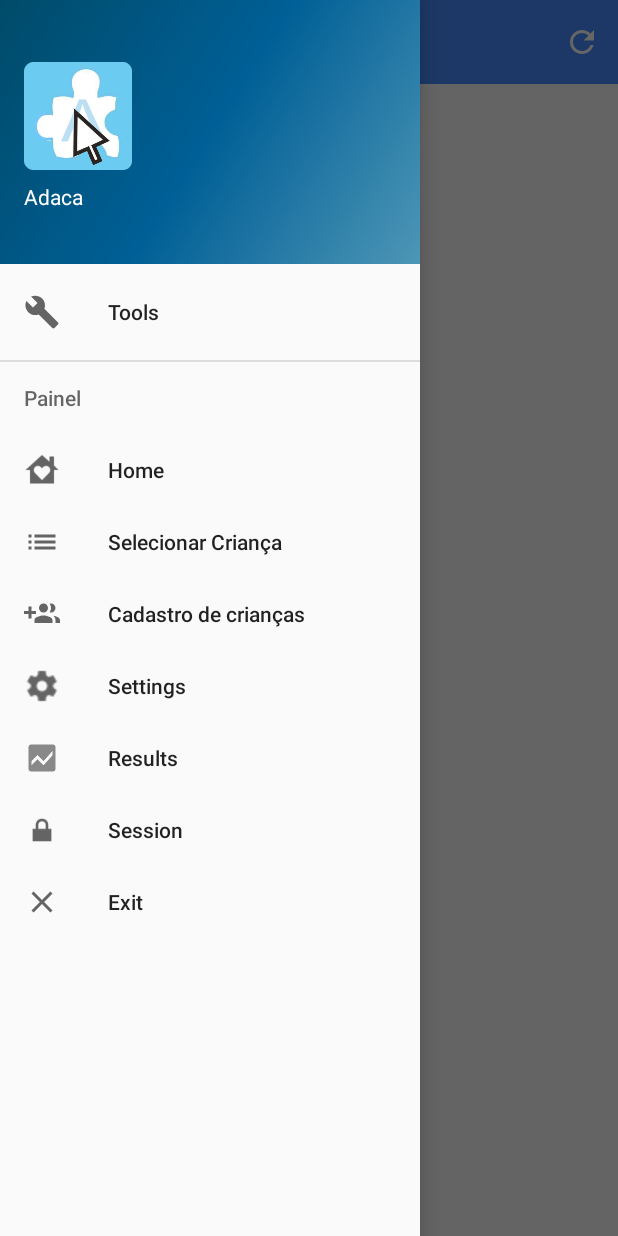
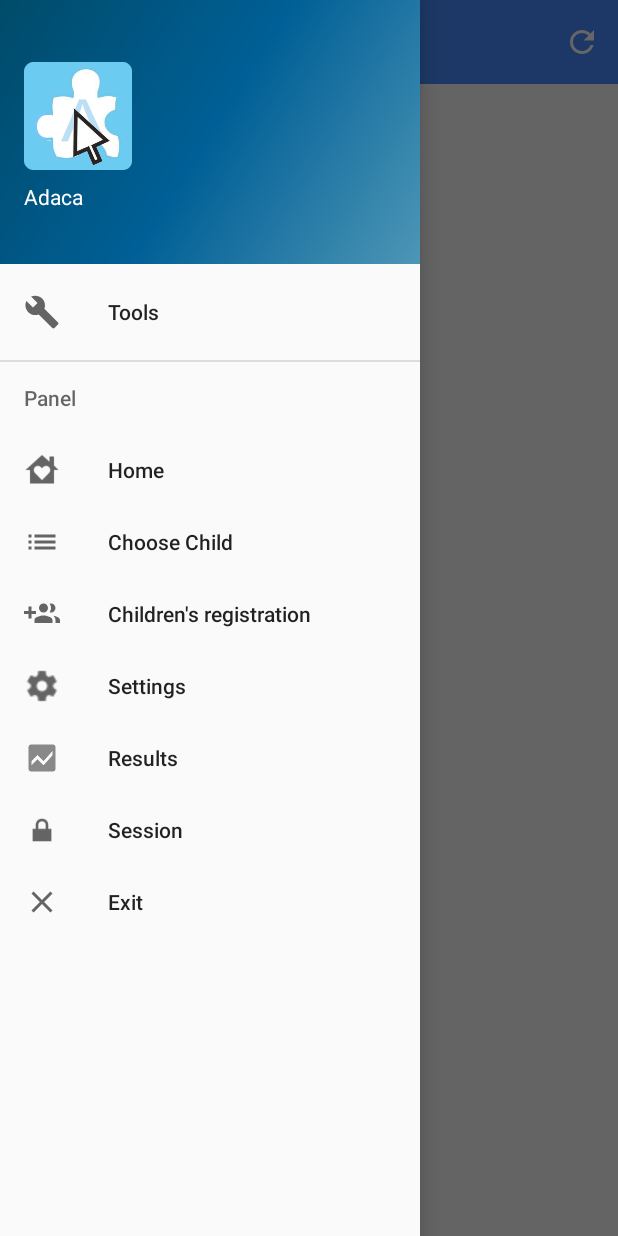
Before and after one commit to BrunodaSilvaMachado/AdacaLite, an Android app: the screen it shows after launch (MainActivity), with the side drawer open, on a phone screen of 412 x 824 dp. Run offline under Robolectric (Android 15) with nearby library versions, the phone set to English and light mode, and no system bars; pictures from the network do not load.

Commit message:
Menu lateral foi traduzido

```diff
--- a/app/src/main/res/menu/activity_main_drawer.xml
+++ b/app/src/main/res/menu/activity_main_drawer.xml
@@ -7,43 +7,43 @@
         <item
                 android:id="@+id/nav_manage"
                 android:icon="@drawable/ic_menu_manage"
-                android:title="Tools"/>
+                android:title="@string/tools"/>
     </group>
 
-    <item android:title="Painel">
+    <item android:title="@string/panel">
         <menu>
             <item
                     android:id="@+id/nav_home"
                     android:icon="@drawable/ic_family_24dp"
-                    android:title="Home"/>
+                    android:title="@string/home"/>
             <item
                     android:id="@+id/nav_select"
                     android:icon="@drawable/baseline_list_24"
-                    android:title="Selecionar Criança"/>
+                    android:title="@string/choose_child"/>
             <item
                     android:id="@+id/nav_cadastro"
                     android:icon="@drawable/baseline_group_add_24"
-                    android:title="Cadastro de crianças"/>
+                    android:title="@string/children_s_registration"/>
 
             <item
                     android:id="@+id/nav_settings"
                     android:icon="@drawable/quantum_ic_settings_grey600_24"
-                    android:title="Settings"/>
+                    android:title="@string/settings"/>
 
             <item
                     android:id="@+id/nav_resultados"
                     android:icon="@drawable/ic_type_fusion_grey_big"
-                    android:title="Results"/>
+                    android:title="@string/results"/>
 
             <item
                     android:id="@+id/nav_session"
                     android:icon="@android:drawable/ic_lock_lock"
-                    android:title="Session"/>
+                    android:title="@string/session"/>
 
             <item
                     android:id="@+id/nav_exit"
                     android:icon="@drawable/baseline_close_24"
-                    android:title="Exit"/>
+                    android:title="@string/exit"/>
         </menu>
     </item>
 </menu>
--- a/app/src/main/res/values/strings.xml
+++ b/app/src/main/res/values/strings.xml
@@ -34,4 +34,13 @@
     <string name="msg_request_permission">To use the app it is necessary to accept the permissions.</string>
     <string name="accept">Accept</string>
     <string name="title_activity_settings">Settings</string>
+    <string name="tools">Tools</string>
+    <string name="panel">Panel</string>
+    <string name="home">Home</string>
+    <string name="settings">Settings</string>
+    <string name="results">Results</string>
+    <string name="session">Session</string>
+    <string name="exit">Exit</string>
+    <string name="choose_child">Choose Child</string>
+    <string name="children_s_registration">Children\'s registration</string>
 </resources>
```
Also changed, not shown: 1 other file.
